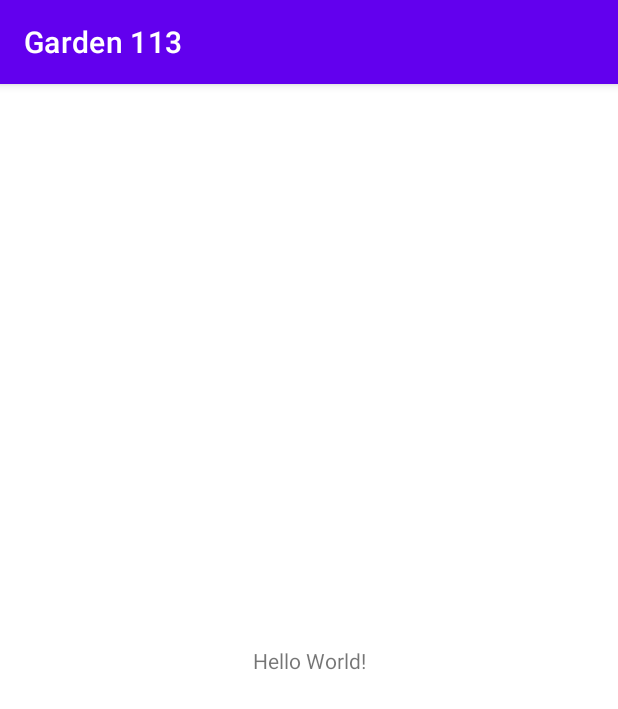
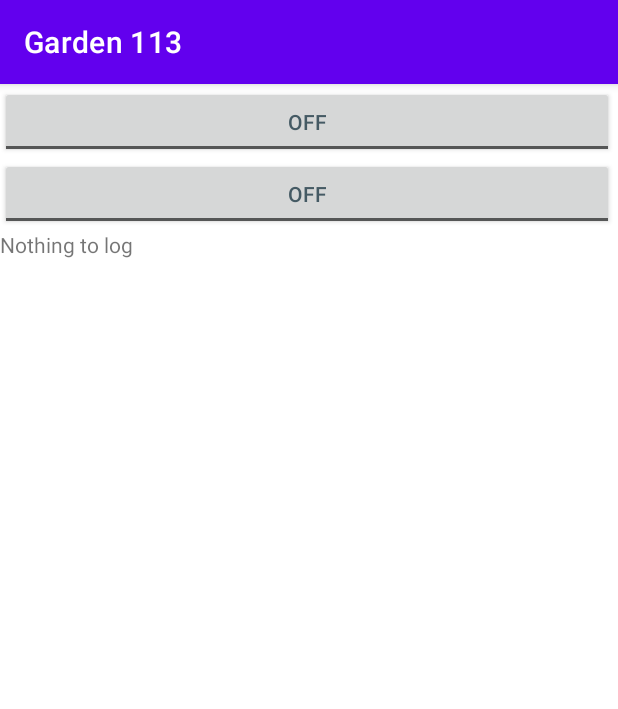
Before and after one commit to Mauville/Garden113-Client, an Android app: the screen it shows after launch (MainActivity), on a phone screen of 412 x 824 dp. Shown: the top 709 px of the screen. Run offline under Robolectric (Android 15) with nearby library versions, the phone set to English and light mode, and no system bars.

Commit message:
Add layout

```diff
--- a/app/src/main/res/layout/activity_main.xml
+++ b/app/src/main/res/layout/activity_main.xml
@@ -6,13 +6,39 @@
         android:layout_height="match_parent"
         tools:context=".MainActivity">
 
+    <LinearLayout
+            android:orientation="vertical"
+            android:layout_width="409dp"
+            android:layout_height="354dp"
+            tools:layout_editor_absoluteX="1dp"
+            app:layout_constraintTop_toTopOf="parent"
+            android:layout_marginTop="1dp">
+
+        <ToggleButton
+                android:text="@string/lightbutton_off"
+                android:layout_width="match_parent"
+                android:layout_height="wrap_content"
+                android:id="@+id/toggleButton2"
+                android:textColor="#455A64"
+                tools:textOff="@string/lightbutton_off"
+                tools:textOn="@string/lightbutton_on"
+                android:checked="false" />
+
+        <ToggleButton
+                android:text="@string/waterbutton_off"
+                android:layout_width="match_parent"
+                android:layout_height="wrap_content"
+                android:id="@+id/toggleButton"
+                tools:textOff="@string/waterbutton_off"
+                tools:textOn="@string/waterbutton_on"
+                android:textColor="#455A64" />
+
         <TextView
+                android:text="@string/terminal_out__default"
                 android:layout_width="wrap_content"
                 android:layout_height="wrap_content"
-        android:text="Hello World!"
-        app:layout_constraintBottom_toBottomOf="parent"
-        app:layout_constraintLeft_toLeftOf="parent"
-        app:layout_constraintRight_toRightOf="parent"
-        app:layout_constraintTop_toTopOf="parent" />
+                android:id="@+id/textView" />
+
+    </LinearLayout>
 
 </androidx.constraintlayout.widget.ConstraintLayout>
--- a/app/src/main/res/values/strings.xml
+++ b/app/src/main/res/values/strings.xml
@@ -1,3 +1,8 @@
 <resources>
     <string name="app_name">Garden 113</string>
+    <string name="terminal_out__default">Nothing to log</string>
+    <string name="waterbutton_off">Water Closed</string>
+    <string name="lightbutton_off">Lights Off</string>
+    <string name="waterbutton_on">Water Open</string>
+    <string name="lightbutton_on">Lights On</string>
 </resources>
```
Lines whose indentation alone changed are shown as unchanged.
